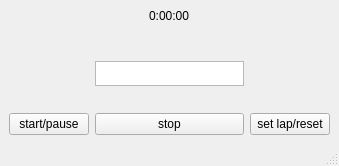
PowerOleg/Qt4Signals, file mainwindow.ui: the form before one commit.
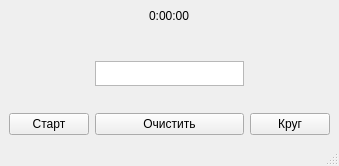
The form after the commit.

Commit message: button start is done

```diff
--- a/mainwindow.ui
+++ b/mainwindow.ui
@@ -18,7 +18,7 @@
     <item row="4" column="2">
      <widget class="QPushButton" name="btn_setLap_reset">
       <property name="text">
-       <string>set lap/reset</string>
+       <string>Круг</string>
       </property>
      </widget>
     </item>
@@ -32,14 +32,14 @@
     <item row="4" column="1">
      <widget class="QPushButton" name="btn_stop">
       <property name="text">
-       <string>stop</string>
+       <string>Очистить</string>
       </property>
      </widget>
     </item>
     <item row="4" column="0">
      <widget class="QPushButton" name="btn_start">
       <property name="text">
-       <string>start/pause</string>
+       <string>Старт</string>
       </property>
      </widget>
     </item>
```
The commit also changes 5 other files.
